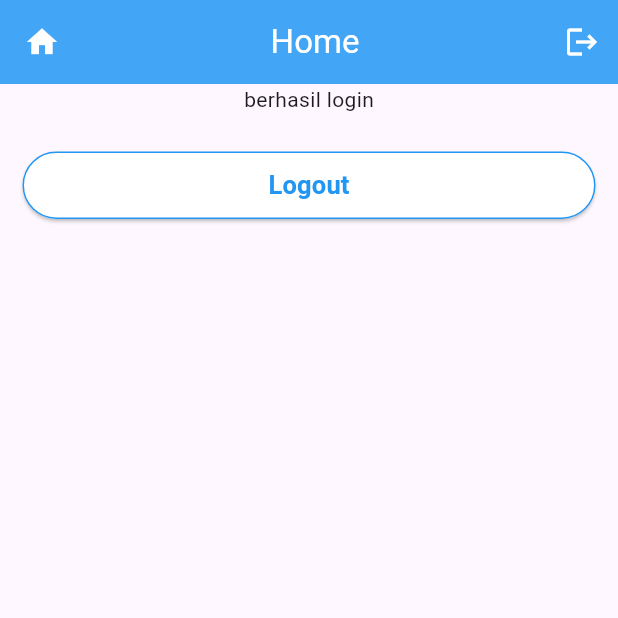
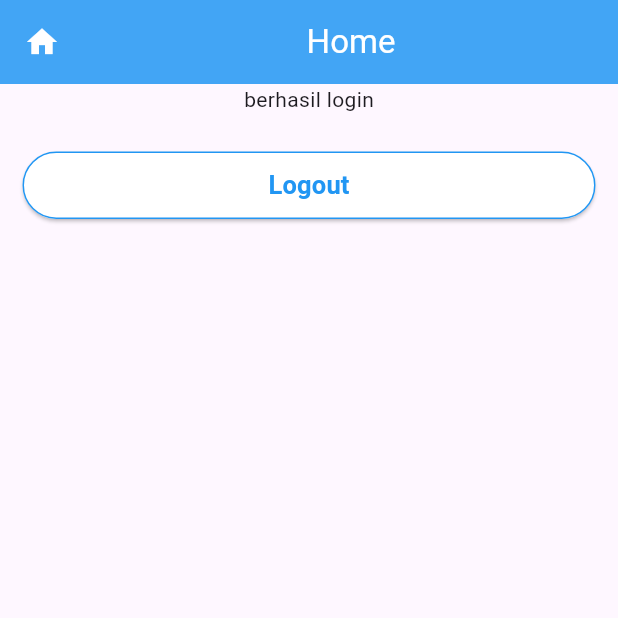
Before and after one commit to ridhailham/VISILA_App, a Flutter app: the HomePage screen opened by its route, on a phone screen of 412 x 824 dp, the top half of it. Run offline on Flutter 3.47's test engine with Material 3 defaults, Android fonts, the light colour scheme and no system bars; our stand-ins replace firebase_auth, firebase_core, google_fonts; accounts and stored records are empty; network calls fail.

Commit message:
upgrade home page bar

```diff
--- a/app_mobile/lib/main.dart
+++ b/app_mobile/lib/main.dart
@@ -27,7 +27,7 @@ class MyApp extends StatelessWidget {
         //   title: Text("Welcome.", textAlign: TextAlign.end, style: TextStyle(fontSize: 30, fontWeight: bold)),
 
         // )
-        body: HomePage(),
+        body: LoginPage(),
       ),
       routes: <String, WidgetBuilder>{
         '/login': (BuildContext context) => LoginPage(),
--- a/app_mobile/lib/pages/home_page.dart
+++ b/app_mobile/lib/pages/home_page.dart
@@ -17,14 +17,13 @@ class HomePage extends StatelessWidget {
         ),
         title: new Center(
             child: new Text("Home", style: TextStyle(color: Colors.white))),
-        actions: [
-          IconButton(
-              onPressed: () {
-                FirebaseAuth.instance.signOut();
-              },
-              icon: const Icon(Icons.logout),
-              color: Colors.white)
-        ],
+        // actions: [
+        //   IconButton(
+        //       onPressed: () {
+        //         FirebaseAuth.instance.signOut();
+        //       },
+        //       icon: const Icon(Icons.logout))
+        // ],
       ),
       body: Column(
         children: [
```
